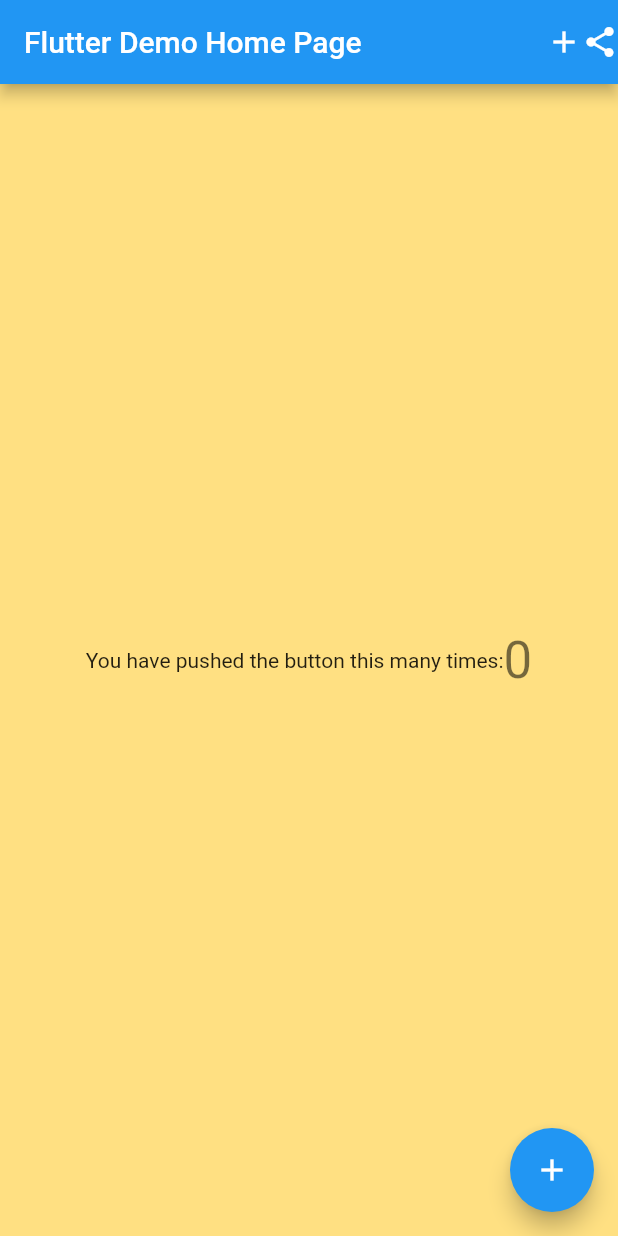
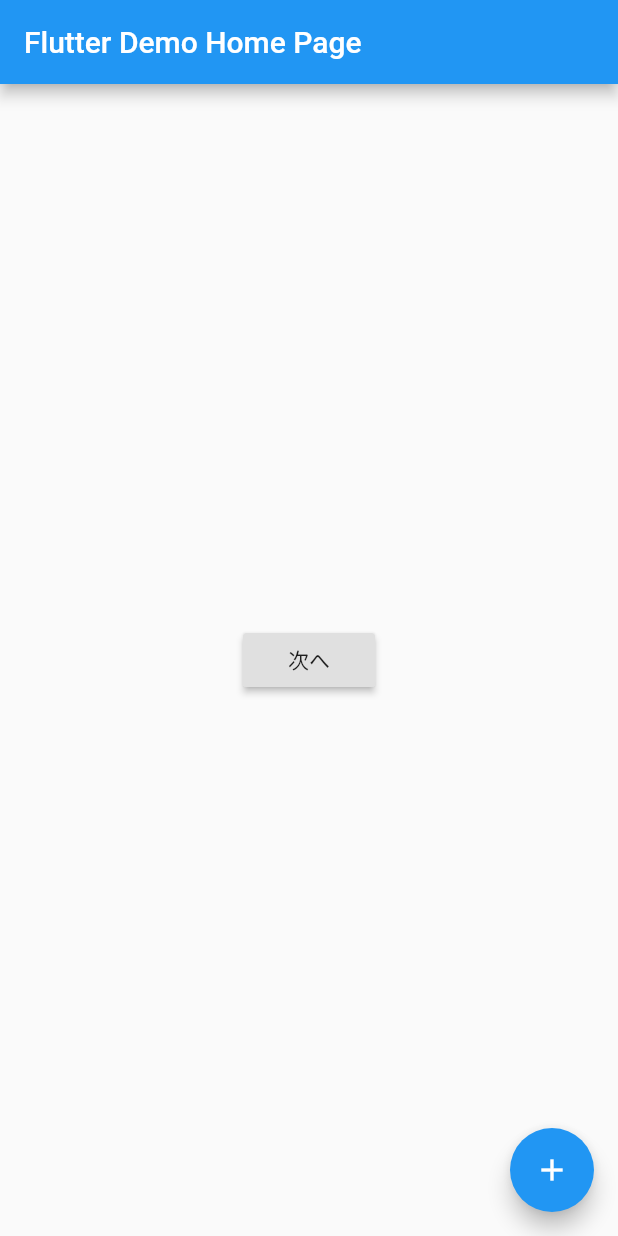
Before and after one commit to yoritin/flutter_app, a Flutter app: the screen it shows after launch, on a phone screen of 412 x 824 dp. Run offline on Flutter 3.47's test engine with Material 2 defaults, Android fonts, the phone set to English and light mode, and no system bars.

```diff
--- a/lib/main.dart
+++ b/lib/main.dart
@@ -1,4 +1,6 @@
 import 'package:flutter/material.dart';
+
+import 'next_page.dart';
 
 void main() {
   runApp(MyApp());
@@ -40,30 +42,16 @@ class _MyHomePageState extends State<MyHomePage> {
     return Scaffold(
       appBar: AppBar(
         title: Text(widget.title),
-        actions: <Widget>[
-          Icon(Icons.add),
-          Icon(Icons.share)
-        ],
       ),
       body: Center(
-        child: Container(
-          color: Colors.amber[200],
-          height: double.infinity,
-          child: Padding(
-            padding: const EdgeInsets.all(32),
-            child: Row(
-              mainAxisAlignment: MainAxisAlignment.center,
-              children: <Widget>[
-                Text(
-                  'You have pushed the button this many times:',
-                ),
-                Text(
-                  '$_counter',
-                  style: Theme.of(context).textTheme.headline4,
-                ),
-              ],
-            ),
-          ),
+        child: RaisedButton(
+          onPressed: () {
+            Navigator.push(
+              context,
+              MaterialPageRoute(builder: (context) => NextPage('yori')),
+            );
+          },
+          child: Text('次へ')
         ),
       ),
       floatingActionButton: FloatingActionButton(
```
Also changed, not shown: lib/next_page.dart (added, +20 -0 lines).
